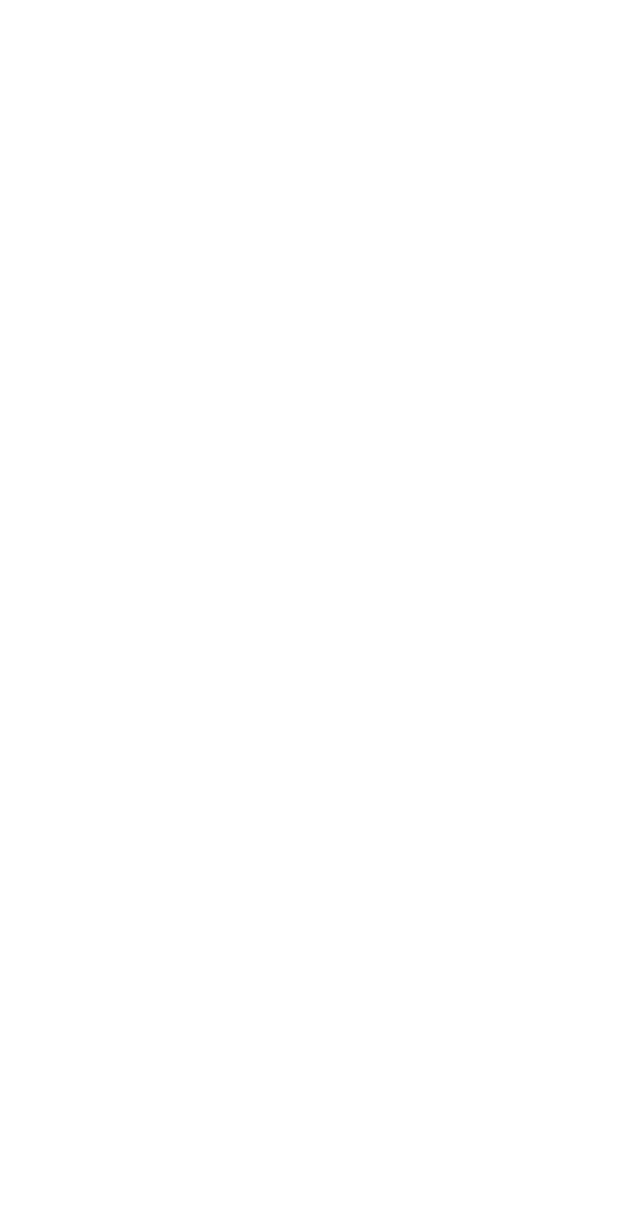
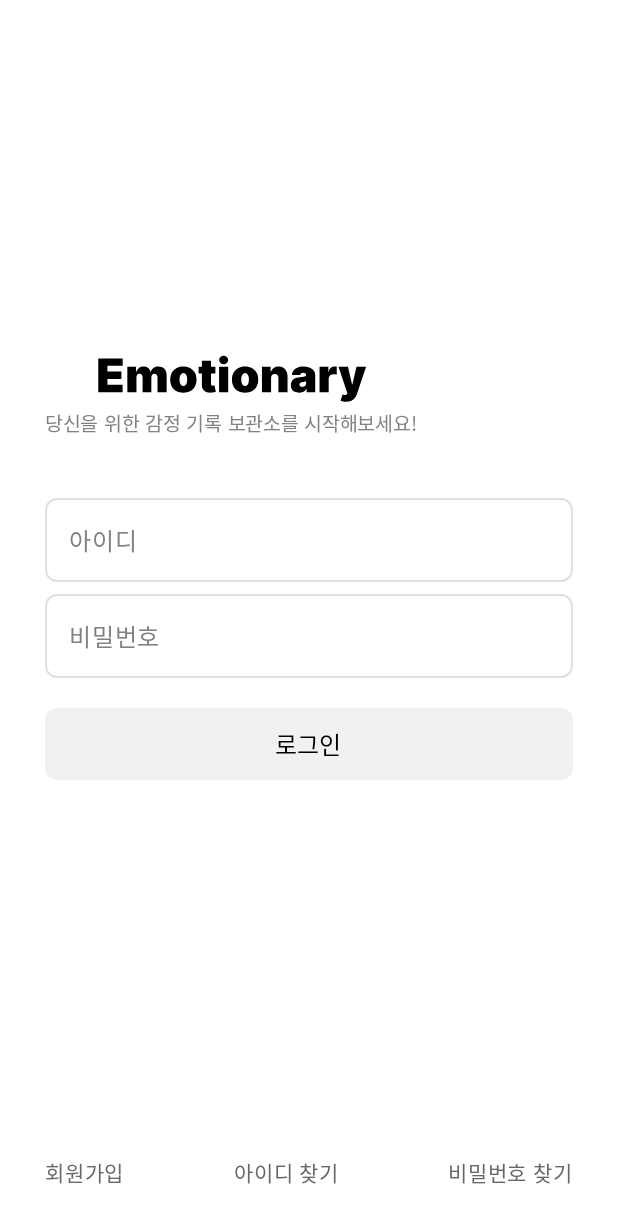
Before and after one commit to MinseoSONG/Emotionary-FE, an Android app built with Jetpack Compose: the LoginScreen screen opened through its navigation route, on a phone screen of 412 x 824 dp. Before the commit the part shown is empty. Shown: the top 1223 px of the screen. Run offline under Robolectric (Android 15) with nearby library versions, the phone set to English and light mode, and no system bars.

Commit message:
로그인 화면 구현 완료

```diff
--- a/app/src/main/java/com/example/emotionary/component/CommonButton.kt
+++ b/app/src/main/java/com/example/emotionary/component/CommonButton.kt
@@ -9,7 +9,6 @@ import androidx.compose.material3.Text
 import androidx.compose.runtime.Composable
 import androidx.compose.ui.Modifier
 import androidx.compose.ui.res.colorResource
-import androidx.compose.ui.text.font.FontWeight
 import androidx.compose.ui.unit.dp
 import androidx.compose.ui.unit.sp
 
@@ -19,7 +18,7 @@ fun CommonButton(
     corner: Int,
     fontSize: Int,
     color: Int,
-    fontColor : Int,
+    fontColor: Int,
     onClick: () ->Unit
 ) {
     Button(
@@ -33,8 +32,32 @@ fun CommonButton(
         Text(
             text = label,
             fontSize = fontSize.sp,
-            fontWeight = FontWeight.Bold,
             color = colorResource(id = fontColor)
         )
     }
 }
+
+@Composable
+fun ChangeButton(
+    label: String,
+    corner: Int,
+    fontSize: Int,
+    color: () -> Int,
+    fontColor: () -> Int,
+    onClick: () ->Unit
+) {
+    Button(
+        onClick = onClick,
+        contentPadding = PaddingValues(12.dp),
+        modifier = Modifier
+            .fillMaxWidth(),
+        colors = ButtonDefaults.buttonColors(colorResource(id = color())),
+        shape = RoundedCornerShape(corner.dp)
+    ){
+        Text(
+            text = label,
+            fontSize = fontSize.sp,
+            color = colorResource(id = fontColor())
+        )
+    }
+}
--- /dev/null
+++ b/app/src/main/java/com/example/emotionary/component/CommonTextField.kt
@@ -0,0 +1,42 @@
+package com.example.emotionary.component
+
+import androidx.compose.foundation.layout.fillMaxWidth
+import androidx.compose.foundation.shape.RoundedCornerShape
+import androidx.compose.foundation.text.KeyboardOptions
+import androidx.compose.material3.ExperimentalMaterial3Api
+import androidx.compose.material3.OutlinedTextField
+import androidx.compose.material3.Text
+import androidx.compose.material3.TextFieldDefaults
+import androidx.compose.runtime.Composable
+import androidx.compose.ui.Modifier
+import androidx.compose.ui.res.colorResource
+import androidx.compose.ui.text.input.ImeAction
+import androidx.compose.ui.text.input.KeyboardType
+import androidx.compose.ui.unit.dp
+import com.example.emotionary.R
+
+@OptIn(ExperimentalMaterial3Api::class)
+@Composable
+fun CommonTextField(
+    value: String,
+    onValueChange : (String)->Unit,
+    label: String,
+    keyboardType: KeyboardType,
+    imeAction: ImeAction
+) {
+    OutlinedTextField(
+        value = value,
+        onValueChange = onValueChange,
+        label = { Text(text = label) },
+        keyboardOptions = KeyboardOptions(keyboardType = keyboardType, imeAction = imeAction),
+        colors = TextFieldDefaults.outlinedTextFieldColors(
+            focusedBorderColor = colorResource(id = R.color.light_gray),
+            unfocusedBorderColor = colorResource(id = R.color.light_gray),
+            focusedLabelColor = colorResource(id = R.color.main_gray_dark),
+            unfocusedLabelColor = colorResource(id = R.color.main_gray_dark)
+        ),
+        modifier = Modifier
+            .fillMaxWidth(),
+        shape = RoundedCornerShape(8.dp)
+    )
+}
--- a/app/src/main/java/com/example/emotionary/screen/start/LoginScreen.kt
+++ b/app/src/main/java/com/example/emotionary/screen/start/LoginScreen.kt
@@ -1,9 +1,131 @@
 package com.example.emotionary.screen.start
 
+import android.widget.Toast
+import androidx.compose.foundation.Image
+import androidx.compose.foundation.layout.Arrangement
+import androidx.compose.foundation.layout.Column
+import androidx.compose.foundation.layout.Row
+import androidx.compose.foundation.layout.Spacer
+import androidx.compose.foundation.layout.fillMaxSize
+import androidx.compose.foundation.layout.fillMaxWidth
+import androidx.compose.foundation.layout.height
+import androidx.compose.foundation.layout.padding
+import androidx.compose.foundation.layout.size
+import androidx.compose.material3.Text
 import androidx.compose.runtime.Composable
+import androidx.compose.runtime.getValue
+import androidx.compose.runtime.mutableStateOf
+import androidx.compose.runtime.remember
+import androidx.compose.runtime.setValue
+import androidx.compose.ui.Alignment
+import androidx.compose.ui.Modifier
+import androidx.compose.ui.platform.LocalContext
+import androidx.compose.ui.res.colorResource
+import androidx.compose.ui.res.painterResource
+import androidx.compose.ui.text.input.ImeAction
+import androidx.compose.ui.text.input.KeyboardType
+import androidx.compose.ui.unit.dp
+import androidx.compose.ui.unit.sp
 import androidx.navigation.NavHostController
+import com.example.emotionary.R
+import com.example.emotionary.component.ChangeButton
+import com.example.emotionary.component.CommonButton
+import com.example.emotionary.component.CommonTextField
 
 @Composable
 fun LoginScreen(navController: NavHostController) {
+    var userID by remember {
+        mutableStateOf("")
+    }
+    var userPassWord by remember {
+        mutableStateOf("")
+    }
+    val isButtonEnabled = userID.isNotEmpty() && userPassWord.isNotEmpty()
+    val context = LocalContext.current
 
+    Column(
+        modifier = Modifier
+            .fillMaxSize()
+            .padding(30.dp),
+        verticalArrangement = Arrangement.SpaceBetween,
+        horizontalAlignment = Alignment.CenterHorizontally
+    ) {
+        Spacer(modifier = Modifier.height(130.dp))
+        Column {
+            Column(
+                horizontalAlignment = Alignment.CenterHorizontally
+            ) {
+                Image(
+                    painter = painterResource(id = R.drawable.emotionary_logo_text),
+                    contentDescription = "로고",
+                    modifier = Modifier.size(180.dp,35.dp)
+                )
+                Text(
+                    text = "당신을 위한 감정 기록 보관소를 시작해보세요!",
+                    color = colorResource(id = R.color.main_gray_dark),
+                    fontSize = 13.sp
+                )
+            }
+            Spacer(modifier = Modifier.height(30.dp))
+
+            Column {
+                CommonTextField(
+                    value = userID,
+                    onValueChange = {userID = it},
+                    label = "아이디",
+                    keyboardType = KeyboardType.Text,
+                    imeAction = ImeAction.Next
+                )
+                CommonTextField(
+                    value = userPassWord,
+                    onValueChange = {userPassWord = it},
+                    label = "비밀번호",
+                    keyboardType = KeyboardType.Password,
+                    imeAction = ImeAction.Done
+                )
+                Spacer(modifier = Modifier.height(20.dp))
+                ChangeButton(
+                    label = "로그인",
+                    corner = 8,
+                    fontSize = 16,
+                    color = { if(isButtonEnabled) R.color.black else R.color.button_gray },
+                    fontColor = { if(isButtonEnabled) R.color.white else R.color.black }
+                ) {
+                    // 로그인 버튼
+                    if(isButtonEnabled) // 활성화
+                        navController.navigate("Home")
+                    else if(userID.isNotEmpty() && userPassWord.isEmpty()) // 비활성화
+                        Toast.makeText(context, "비밀번호 입력창이 비어있습니다.", Toast.LENGTH_SHORT).show()
+                    else if(userID.isEmpty() && userPassWord.isNotEmpty())
+                        Toast.makeText(context, "아이디 입력창이 비어있습니다.", Toast.LENGTH_SHORT).show()
+                    else
+                        Toast.makeText(context, "입력창이 비어있습니다.", Toast.LENGTH_SHORT).show()
+                }
+            }
+        }
+
+        Spacer(modifier = Modifier.height(100.dp))
+
+        Row(
+            modifier = Modifier.fillMaxWidth(),
+            horizontalArrangement = Arrangement.SpaceBetween
+        ){
+            Text(
+                text = "회원가입",
+                fontSize = 14.sp,
+                color = colorResource(id = R.color.dark_gray)
+            )
+            Text(
+                text = "아이디 찾기",
+                fontSize = 14.sp,
+                color = colorResource(id = R.color.dark_gray)
+            )
+            Text(
+                text = "비밀번호 찾기",
+                fontSize = 14.sp,
+                color = colorResource(id = R.color.dark_gray)
+            )
+        }
+
+    }
 }
--- a/app/src/main/java/com/example/emotionary/screen/start/SplashScreen.kt
+++ b/app/src/main/java/com/example/emotionary/screen/start/SplashScreen.kt
@@ -36,6 +36,9 @@ fun SplashScreen(navController: NavHostController) {
         Column(
             horizontalAlignment = Alignment.CenterHorizontally
         ) {
+            Column(
+                horizontalAlignment = Alignment.CenterHorizontally
+            ) {
                 Image(
                     painter = painterResource(id = R.drawable.emotionary_logo_text),
                     contentDescription = "로고",
@@ -49,7 +52,7 @@ fun SplashScreen(navController: NavHostController) {
                         .clip(RoundedCornerShape(10.dp))
                 )
             }
-        Spacer(modifier = Modifier.height(40.dp))
+            Spacer(modifier = Modifier.height(50.dp))
 
             CommonButton(
                 label = "아이디 로그인",
@@ -61,6 +64,7 @@ fun SplashScreen(navController: NavHostController) {
                 // 로그인 버튼
                 navController.navigate("Login")
             }
+            Spacer(modifier = Modifier.height(10.dp))
 
             Text(
                 text = "회원가입",
@@ -72,6 +76,7 @@ fun SplashScreen(navController: NavHostController) {
                         navController.navigate("Signup1")
                     }
             )
+        }
         Spacer(modifier = Modifier.height(70.dp))
     }
 }
--- a/app/src/main/res/values/colors.xml
+++ b/app/src/main/res/values/colors.xml
@@ -9,5 +9,7 @@
     <color name="white">#FFFFFFFF</color>
     <color name="button_gray">#F1F1F1</color>
     <color name="dark_gray">#676767</color>
+    <color name="light_gray">#E0E0E0</color>
+    <color name="main_gray_dark">#828282</color>
 
 </resources>
```
Lines whose indentation alone changed are shown as unchanged.
